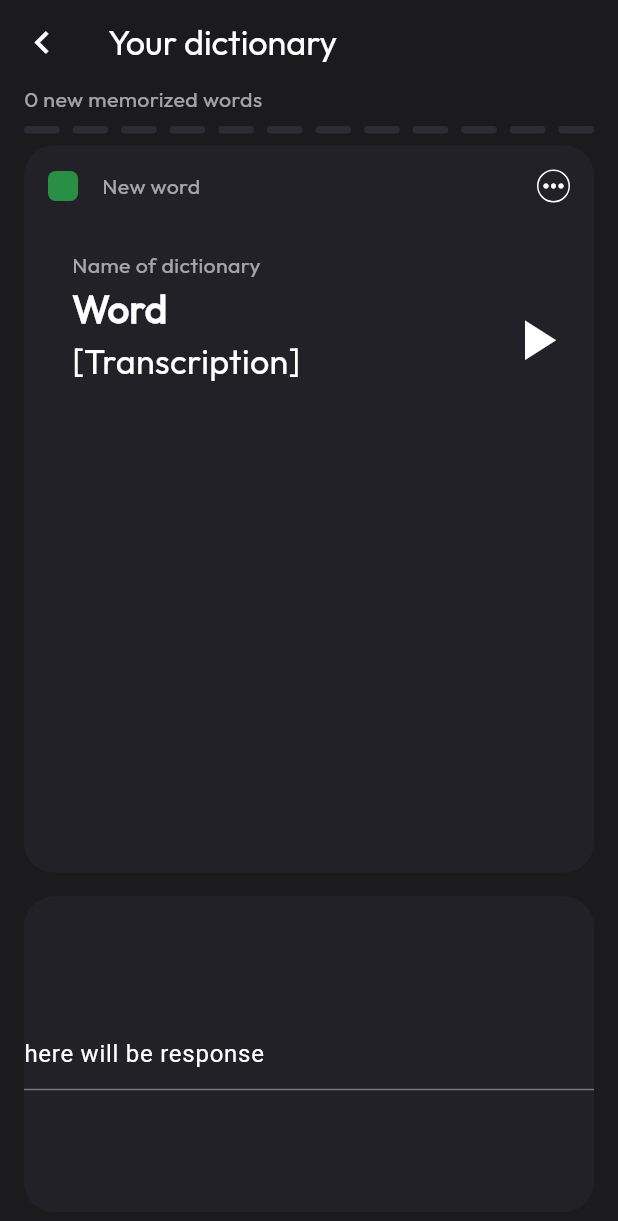
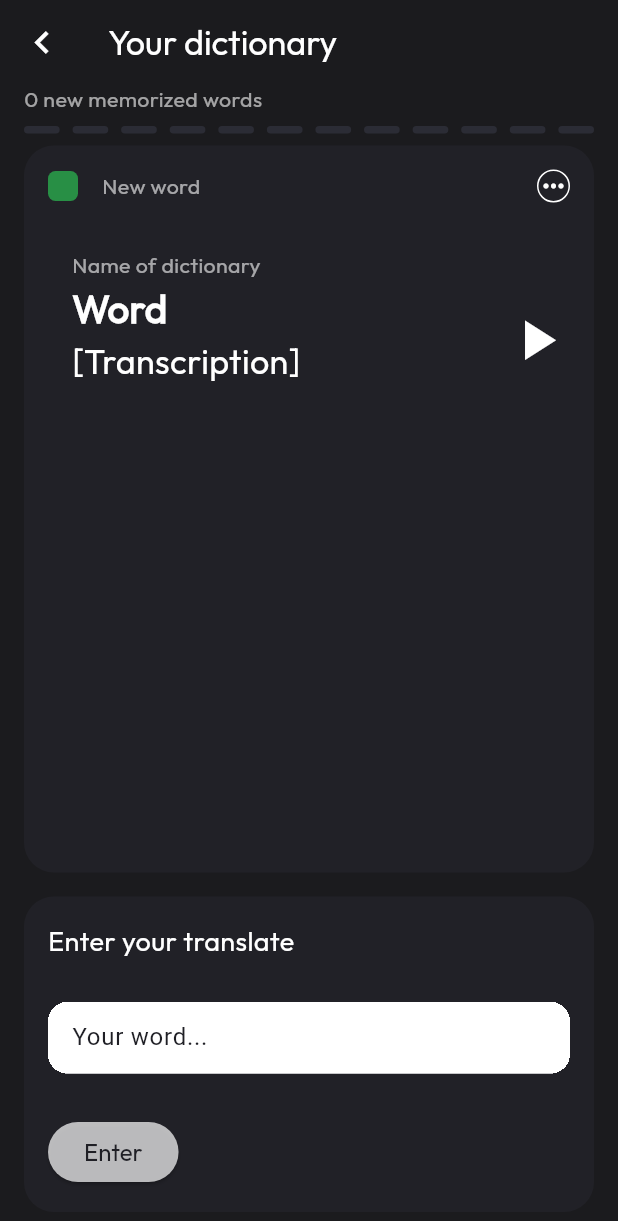
Before and after one commit to ericFlutterast/simply_english, a Flutter app: the CardWithTheWord screen opened by its route, on a phone screen of 412 x 824 dp. Shown: the top 1221 px of the screen. Run offline on Flutter 3.47's test engine with Material 3 defaults, Android fonts, the phone set to English and light mode, and no system bars; our stand-ins replace fl_chart, go_router.

Commit message:
show translate word and input translate word

```diff
--- a/lib/src/moduls/share_dictionary/presentor/screens/card_with_the_word.dart
+++ b/lib/src/moduls/share_dictionary/presentor/screens/card_with_the_word.dart
@@ -175,18 +175,12 @@ class CardWithTheWord extends StatelessWidget {
                 flex: 1,
                 child: Container(
                   margin: EdgeInsets.symmetric(vertical: appTheme.relativeSize.contentPadding),
+                  padding: EdgeInsets.all(appTheme.relativeSize.contentPadding),
                   decoration: BoxDecoration(
                     color: appTheme.appColors.grayscale.g2,
                     borderRadius: BorderRadius.circular(appTheme.relativeSize.borderRadius),
                   ),
-                  child: Center(
-                    child: TextFormField(
-                      decoration: const InputDecoration(
-                        hintText: 'here will be response',
-                        hintStyle: TextStyle(color: Colors.white),
-                      ),
-                    ),
-                  ),
+                  child: const InputWordField(),
                 ),
               )
             ],
@@ -194,6 +188,68 @@ class CardWithTheWord extends StatelessWidget {
         ),
       ),
     );
+  }
+}
+
+class InputWordField extends StatelessWidget {
+  const InputWordField({
+    super.key,
+  });
+
+  @override
+  Widget build(BuildContext context) {
+    return Column(
+      mainAxisAlignment: MainAxisAlignment.spaceBetween,
+      crossAxisAlignment: CrossAxisAlignment.start,
+      children: [
+        Text(
+          'Enter your translate',
+          style: context.theme.appTextStyle.title,
+        ),
+        ClipRRect(
+          clipBehavior: Clip.hardEdge,
+          borderRadius: const BorderRadius.all(Radius.circular(13)),
+          child: TextFormField(
+            cursorColor: context.theme.appColors.grayscale.g1,
+            decoration: InputDecoration(
+                filled: true,
+                hintText: 'Your word...',
+                hintStyle: TextStyle(color: context.theme.appColors.grayscale.g1),
+                fillColor: context.theme.appColors.grayscale.g6,
+                border: InputBorder.none
+                // border: OutlineInputBorder(
+                //   borderRadius: BorderRadius.circular(context.theme.relativeSize.borderRadius),
+                // ),
+                ),
+          ),
+        ),
+        ElevatedButton(
+          style: ButtonStyle(
+            textStyle: MaterialStatePropertyAll(
+              context.theme.appTextStyle.body1.copyWith(color: context.theme.appColors.grayscale.g1),
+            ),
+            backgroundColor: const MaterialStatePropertyAll(Colors.white70),
+          ),
+          onPressed: () {},
+          child: Text(
+            'Enter',
+            style: context.theme.appTextStyle.body1.copyWith(
+              color: context.theme.appColors.grayscale.g1,
+              fontSize: 16,
+            ),
+          ),
+        )
+      ],
+    );
+  }
+}
+
+class _SelectTheRigthBord extends StatelessWidget {
+  const _SelectTheRigthBord({super.key});
+
+  @override
+  Widget build(BuildContext context) {
+    return Container();
   }
 }
 
@@ -229,7 +285,7 @@ class _ShowTranslateTextWidgetState extends State<_ShowTranslateTextWidget> with
 
   @override
   Widget build(BuildContext context) {
-    // _animationController.forward();
+    //_animationController.forward();
 
     return Expanded(
       child: Center(
```
